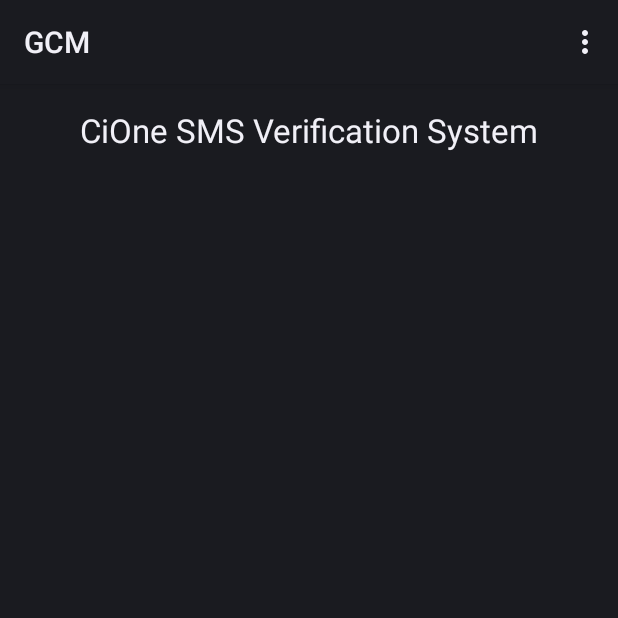
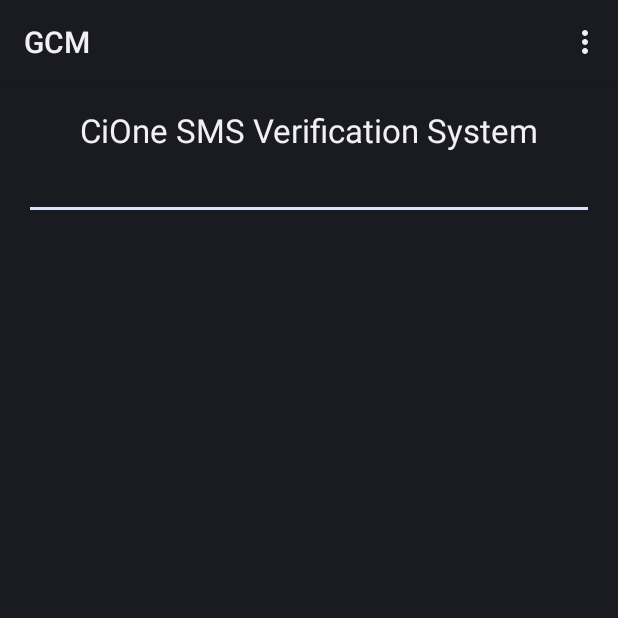
Before and after one commit to sangcu/cione_sms_verification, an Android app: the screen it shows after launch (MainActivity), on a phone screen of 412 x 824 dp, the top half of it. Run offline under Robolectric (Android 15) with nearby library versions, the phone set to English and light mode, and no system bars.

```diff
--- a/app/src/main/java/com/example/ngocphong/gcm/GcmIntentService.java
+++ b/app/src/main/java/com/example/ngocphong/gcm/GcmIntentService.java
@@ -73,7 +73,9 @@ public class GcmIntentService extends IntentService {
                 // sendNotification("Received: " + extras.toString());
                 // sent message to user
 
-                UserToken usertoken = jsontoObject(extras.toString());
+                UserToken usertoken = new UserToken();
+                usertoken.code=extras.getString("code");
+                usertoken.phone=extras.getString("phone");
                 sendSms(usertoken.phone, content + usertoken.code, false);
                 Log.i(TAG, "Received: " + extras.toString());
             }
--- a/app/src/main/res/layout/activity_main.xml
+++ b/app/src/main/res/layout/activity_main.xml
@@ -19,11 +19,12 @@
             android:layout_gravity="center"
             android:gravity="center_vertical|center_horizontal" />
 
-        <TextView
+        <EditText
             android:id="@+id/display"
 
             android:layout_width="fill_parent"
-            android:layout_height="wrap_content" />
+            android:layout_height="wrap_content"
+            android:inputType="textMultiLine" />
 
       <!--  <EditText
             android:layout_width="match_parent"
```
